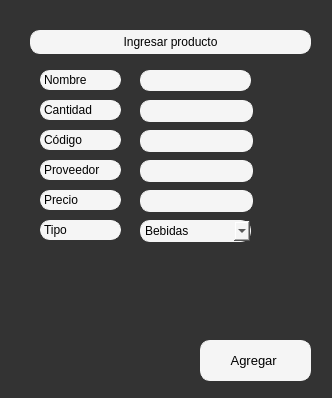
Above: Ui/Almacen/u_agregar.ui from Kodegmxz/Proyecto before the change. Below: the same form after it.
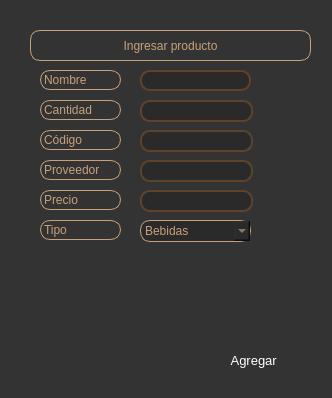
That is the form after the change.

Diff of the .ui file:
```diff
--- a/Ui/Almacen/u_agregar.ui
+++ b/Ui/Almacen/u_agregar.ui
@@ -32,19 +32,19 @@
    </property>
    <property name="styleSheet">
     <string notr="true">QComboBox {
-    background-color: #f5f5f5;
-    border: 1px solid #f5f5f5;
+    background: #2a2a2a;
+    border: 1px solid #c7a17a;
     border-radius: 10px;
-    color: black; /* Asegura que el texto sea visible */
+    color: #c7a17a;
 }
 
 QComboBox QAbstractItemView {
-    background-color: #f5f5f5;
-    color: black; /* Color del texto en el menú desplegable */
+    background: #2a2a2a;;
+    color: #c7a17a;
 }
 QComboBox::item:selected {
-    background-color: #dcdcdc; /* Fondo del texto seleccionado */
-    color: black; /* Color del texto seleccionado */
+    background: #2a2a2a;
+    color: #c7a17a; 
 }</string>
    </property>
    <item>
@@ -98,12 +98,17 @@
     </font>
    </property>
    <property name="styleSheet">
-    <string notr="true">QLineEdit
-{
-    background-color: #f5f5f5;
-    border: 1px solid #f5f5f5;
-    border-radius: 10px;
-}</string>
+    <string notr="true">QLineEdit {
+       background: #2a2a2a;
+       border: 2px solid #5d432c;
+       border-radius: 10px;
+       color: #c7a17a;
+      }
+      QLineEdit:focus {
+       border-color: #c7a17a;
+      }
+     
+     </string>
    </property>
   </widget>
   <widget class="QLabel" name="titulo_bodega_2">
@@ -112,15 +117,15 @@
      <x>30</x>
      <y>30</y>
      <width>281</width>
-     <height>24</height>
+     <height>31</height>
     </rect>
    </property>
    <property name="styleSheet">
     <string notr="true">QLabel {
-	font: 63 italic 10pt &quot;Sitka Small Semibold&quot;;
-    background-color: #f5f5f5;
-    border: 1px solid #f5f5f5;
+	font: 63 italic 10pt &quot;Sitka Small Semibold&quot; ;
+    border: 1px solid #c7a17a;
     border-radius: 10px;
+ color: #c7a17a;
 }</string>
    </property>
    <property name="text">
@@ -146,9 +151,10 @@
    </property>
    <property name="styleSheet">
     <string notr="true">QLabel {
-    background-color: #f5f5f5;
-    border: 1px solid #f5f5f5;
+    border: 1px solid #c7a17a;
     border-radius: 10px;
+    color: #c7a17a;
+    text-shadow: 0 0 10px #c7a17a
 }</string>
    </property>
    <property name="text">
@@ -171,10 +177,14 @@
    </property>
    <property name="styleSheet">
     <string notr="true">QLabel {
-    background-color: #f5f5f5;
-    border: 1px solid #f5f5f5;
+    border: 1px solid #c7a17a;
     border-radius: 10px;
-}</string>
+    color: #c7a17a;
+    text-shadow: 0 0 10px #c7a17a
+}
+
+
+     </string>
    </property>
    <property name="text">
     <string>Nombre</string>
@@ -195,12 +205,16 @@
     </font>
    </property>
    <property name="styleSheet">
-    <string notr="true">QLineEdit
-{
-    background-color: #f5f5f5;
-    border: 1px solid #f5f5f5;
-    border-radius: 10px;
-}</string>
+    <string notr="true">QLineEdit {
+       background: #2a2a2a;
+       border: 2px solid #5d432c;
+       border-radius: 10px;
+       color: #c7a17a;
+      }
+      QLineEdit:focus {
+       border-color: #c7a17a;
+      }
+     </string>
    </property>
   </widget>
   <widget class="QLabel" name="Productoprecio_3">
@@ -219,9 +233,10 @@
    </property>
    <property name="styleSheet">
     <string notr="true">QLabel {
-    background-color: #f5f5f5;
-    border: 1px solid #f5f5f5;
+    border: 1px solid #c7a17a;
     border-radius: 10px;
+    color: #c7a17a;
+    text-shadow: 0 0 10px #c7a17a
 }</string>
    </property>
    <property name="text">
@@ -244,9 +259,10 @@
    </property>
    <property name="styleSheet">
     <string notr="true">QLabel {
-    background-color: #f5f5f5;
-    border: 1px solid #f5f5f5;
+    border: 1px solid #c7a17a;
     border-radius: 10px;
+    color: #c7a17a;
+    text-shadow: 0 0 10px #c7a17a
 }</string>
    </property>
    <property name="text">
@@ -268,12 +284,16 @@
     </font>
    </property>
    <property name="styleSheet">
-    <string notr="true">QLineEdit
-{
-    background-color: #f5f5f5;
-    border: 1px solid #f5f5f5;
-    border-radius: 10px;
-}</string>
+    <string notr="true">QLineEdit {
+       background: #2a2a2a;
+       border: 2px solid #5d432c;
+       border-radius: 10px;
+       color: #c7a17a;
+      }
+      QLineEdit:focus {
+       border-color: #c7a17a;
+      }
+     </string>
    </property>
   </widget>
   <widget class="QLabel" name="Productoprecio">
@@ -292,9 +312,10 @@
    </property>
    <property name="styleSheet">
     <string notr="true">QLabel {
-    background-color: #f5f5f5;
-    border: 1px solid #f5f5f5;
+    border: 1px solid #c7a17a;
     border-radius: 10px;
+    color: #c7a17a;
+    text-shadow: 0 0 10px #c7a17a
 }</string>
    </property>
    <property name="text">
@@ -317,9 +338,10 @@
    </property>
    <property name="styleSheet">
     <string notr="true">QLabel {
-    background-color: #f5f5f5;
-    border: 1px solid #f5f5f5;
+    border: 1px solid #c7a17a;
     border-radius: 10px;
+    color: #c7a17a;
+    text-shadow: 0 0 10px #c7a17a
 }</string>
    </property>
    <property name="text">
@@ -341,12 +363,17 @@
     </font>
    </property>
    <property name="styleSheet">
-    <string notr="true">QLineEdit
-{
-    background-color: #f5f5f5;
-    border: 1px solid #f5f5f5;
-    border-radius: 10px;
-}</string>
+    <string notr="true">QLineEdit {
+       background: #2a2a2a;
+       border: 2px solid #5d432c;
+       border-radius: 10px;
+       color: #c7a17a;
+      }
+      QLineEdit:focus {
+       border-color: #c7a17a;
+      }
+     
+     </string>
    </property>
   </widget>
   <widget class="QLineEdit" name="linenombre">
@@ -364,12 +391,17 @@
     </font>
    </property>
    <property name="styleSheet">
-    <string notr="true">QLineEdit
-{
-    background-color: #f5f5f5;
-    border: 1px solid #f5f5f5;
-    border-radius: 10px;
-}</string>
+    <string notr="true">QLineEdit {
+       background: #2a2a2a;
+       border: 2px solid #5d432c;
+       border-radius: 10px;
+       color: #c7a17a;
+      }
+      QLineEdit:focus {
+       border-color: #c7a17a;
+      }
+     
+     </string>
    </property>
    <property name="text">
     <string/>
@@ -392,12 +424,18 @@
    </property>
    <property name="styleSheet">
     <string notr="true">QPushButton {
-        background-color: #f5f5f5;
-        border: 1px solid #f5f5f5;
-        border-radius: 10px;
-
-    }
-</string>
+       background: qlineargradient(x1:0, y1:0, x2:1, y2:0,
+         stop:0 #5d432c, stop:1 #c7a17a);
+       color: white;
+       border-radius: 10px;
+       border: none;
+      }
+      QPushButton:hover {
+       background: qlineargradient(x1:0, y1:0, x2:1, y2:0,
+         stop:0 #c7a17a, stop:1 #5d432c);
+      }
+      QPushButton:pressed {
+      }</string>
    </property>
    <property name="text">
     <string>Agregar </string>
```
